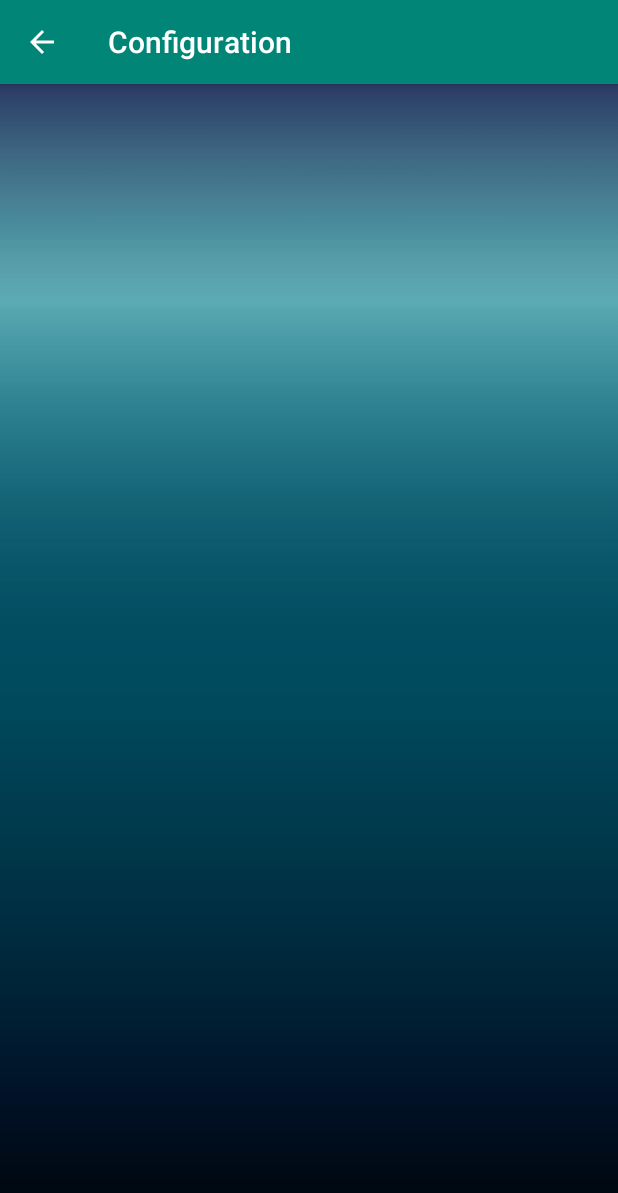
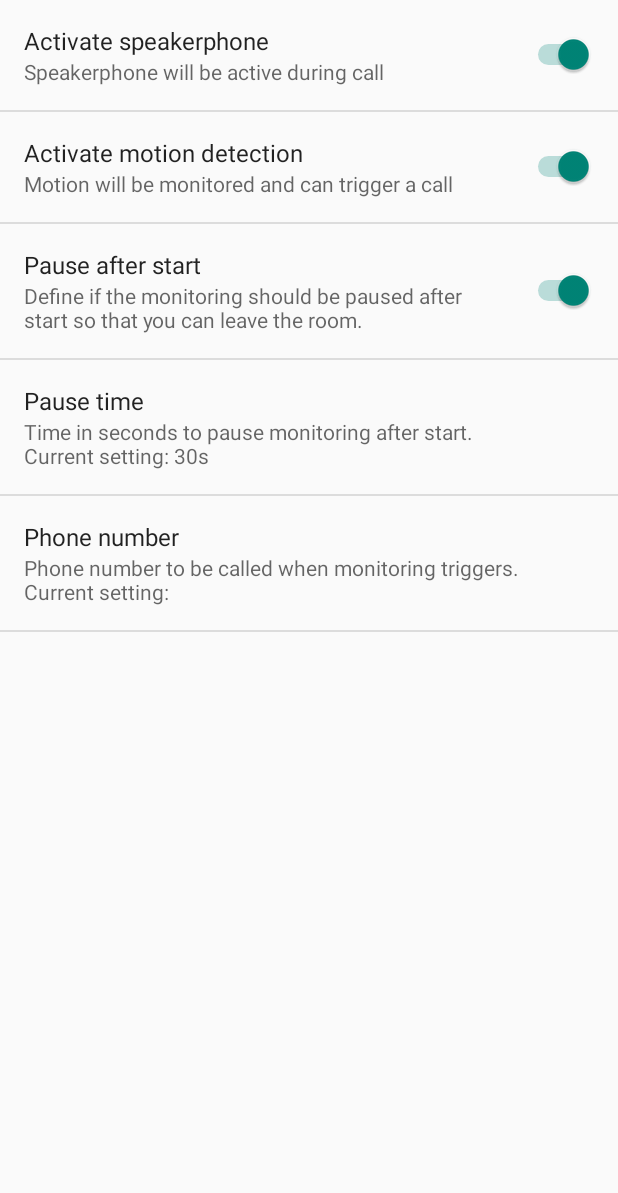
Before and after one commit to ChrisRich3105/BabyTalk, an Android app: the screen it shows after launch (Configuration before the commit, SettingsActivity after it), after a tap on an icon or button, on a phone screen of 412 x 824 dp. Shown: the top 1193 px of the screen. Run offline under Robolectric (Android 15) with nearby library versions, the phone set to English and light mode, and no system bars.

Commit message:
Implemented basic configuration page.

```diff
--- a/app/src/main/AndroidManifest.xml
+++ b/app/src/main/AndroidManifest.xml
@@ -5,6 +5,7 @@
     <uses-permission android:name="android.permission.RECORD_AUDIO" />
     <uses-permission android:name="android.permission.CALL_PHONE" />
     <uses-permission android:name="android.permission.READ_PHONE_STATE"/>
+    <uses-permission android:name="android.permission.FOREGROUND_SERVICE" />
 
     <application
         android:allowBackup="true"
@@ -18,16 +19,23 @@
             android:enabled="true"
             android:exported="true"></service>
 
-        <activity android:name=".Configuration"
-            android:parentActivityName=".MainActivity"
-            android:label="@string/configuration"></activity>
-        <activity android:name=".MainActivity">
+        <activity
+            android:name=".MainActivity">
             <intent-filter>
                 <action android:name="android.intent.action.MAIN" />
 
                 <category android:name="android.intent.category.LAUNCHER" />
             </intent-filter>
         </activity>
+        <activity
+            android:name=".SettingsActivity"
+            android:label="Settings"
+            android:parentActivityName=".MainActivity"
+            android:theme="@style/MyTheme">
+            <meta-data
+                android:name="android.support.PARENT_ACTIVITY"
+                android:value=".MainActivity" />
+        </activity>
     </application>
 
 </manifest>
--- a/app/src/main/java/com/example/babytalk/Configuration.java
+++ /dev/null
@@ -1,14 +0,0 @@
-package com.example.babytalk;
-
-import android.support.v7.app.AppCompatActivity;
-import android.os.Bundle;
-
-public class Configuration extends AppCompatActivity {
-
-    @Override
-    protected void onCreate(Bundle savedInstanceState) {
-        super.onCreate(savedInstanceState);
-        setContentView(R.layout.activity_configuration);
-        getSupportActionBar().setDisplayHomeAsUpEnabled(true);
-    }
-}
--- a/app/src/main/java/com/example/babytalk/MainActivity.java
+++ b/app/src/main/java/com/example/babytalk/MainActivity.java
@@ -49,10 +49,11 @@ public class MainActivity extends AppCompatActivity {
     }
 
     public void goToSettings(View view){
-        startActivity(new Intent(MainActivity.this, Configuration.class));
+        startActivity(new Intent(MainActivity.this, SettingsActivity.class));
     }
 
     public void startMonitoring(View view){
+        // Problem here: When app is closed, service is still running but isMonitoring will be reset.
         if(!isMonitoring) {
             startService(new Intent(this, MonitorService.class));
             isMonitoring=true;
--- a/app/src/main/java/com/example/babytalk/MonitorService.java
+++ b/app/src/main/java/com/example/babytalk/MonitorService.java
@@ -9,6 +9,7 @@ import android.app.Service;
 import android.app.TaskStackBuilder;
 import android.content.Context;
 import android.content.Intent;
+import android.content.SharedPreferences;
 import android.content.pm.PackageManager;
 import android.graphics.Color;
 import android.hardware.Sensor;
@@ -17,6 +18,7 @@ import android.hardware.SensorEventListener;
 import android.hardware.SensorManager;
 import android.net.Uri;
 import android.os.IBinder;
+import android.preference.PreferenceManager;
 import android.support.v4.app.ActivityCompat;
 import android.support.v4.app.NotificationCompat;
 import android.support.v4.content.ContextCompat;
@@ -147,11 +149,14 @@ public class MonitorService extends Service implements SensorEventListener {
             // Calculate vectorsum
             double accelerationSum = Math.sqrt(event.values[0]*event.values[0]+event.values[1]*event.values[1]+event.values[2]*event.values[2]);
             filteredAcceleration = 0.95 * filteredAcceleration + 0.05 * accelerationSum; // No idea about timeconstant yet
-            Log.i(LOG_TAG,"Acceleration: "+filteredAcceleration);
+            //Log.i(LOG_TAG,"Acceleration: "+filteredAcceleration);
         }
     }
     private void performPhoneCall(){
-        Intent phoneIntent = new Intent(Intent.ACTION_CALL,Uri.parse("tel:042747457"));
+        SharedPreferences prefs = PreferenceManager.getDefaultSharedPreferences(this);
+        String phoneNumber = prefs.getString(getString(R.string.preference_phonenumber_key), null);
+        Log.i(LOG_TAG,"Phone number: "+phoneNumber);
+        Intent phoneIntent = new Intent(Intent.ACTION_CALL,Uri.parse("tel:"+phoneNumber));
         // TODO readNumberfromConfig and activate LOUDSPEAKER?
         phoneIntent.addFlags(Intent.FLAG_ACTIVITY_NEW_TASK);
         phoneIntent.addFlags(Intent.FLAG_FROM_BACKGROUND);
--- /dev/null
+++ b/app/src/main/java/com/example/babytalk/SettingsActivity.java
@@ -0,0 +1,54 @@
+package com.example.babytalk;
+
+import android.app.ActionBar;
+import android.content.SharedPreferences;
+import android.os.Bundle;
+import android.preference.Preference;
+import android.preference.PreferenceActivity;
+import android.preference.PreferenceManager;
+import android.view.MenuItem;
+import android.widget.Toast;
+
+public class SettingsActivity extends PreferenceActivity
+        implements Preference.OnPreferenceChangeListener {
+
+    @Override
+    public void onCreate(Bundle savedInstanceState) {
+        super.onCreate(savedInstanceState);
+
+        //noinspection deprecation
+        addPreferencesFromResource(R.xml.preferences);
+
+        //noinspection deprecation
+        Preference phoneNumberPref = findPreference(getString(R.string.preference_phonenumber_key));
+        phoneNumberPref.setOnPreferenceChangeListener(this);
+        //noinspection deprecation
+        Preference pauseValuePref = findPreference(getString(R.string.preference_pause_value_key));
+        pauseValuePref.setOnPreferenceChangeListener(this);
+
+
+        SharedPreferences sharedPrefs = PreferenceManager.getDefaultSharedPreferences(this);
+        String savedPhoneNumber = sharedPrefs.getString(phoneNumberPref.getKey(), "");
+        onPreferenceChange(phoneNumberPref, savedPhoneNumber);
+        String savedPauseValue = sharedPrefs.getString(pauseValuePref.getKey(), "");
+        onPreferenceChange(pauseValuePref, savedPauseValue);
+
+    }
+
+    @Override
+    public boolean onPreferenceChange(Preference preference, Object value) {
+        if(preference.getKey()==getString(R.string.preference_phonenumber_key))
+            preference.setSummary("Phone number to be called when monitoring triggers.\nCurrent setting: "+value.toString());
+        else if(preference.getKey()==getString(R.string.preference_pause_value_key)) {
+            if (Integer.parseInt(value.toString()) >= 100) {
+                Toast.makeText(this, "Pause time must be below 100s", Toast.LENGTH_SHORT).show();
+                return false;
+            }
+            preference.setSummary("Time in seconds to pause monitoring after start.\nCurrent setting: " + value.toString() + "s");
+        }
+        else
+            preference.setSummary(value.toString());
+
+        return true;
+    }
+}
--- a/app/src/main/res/layout/activity_configuration.xml
+++ /dev/null
@@ -1,10 +0,0 @@
-<?xml version="1.0" encoding="utf-8"?>
-<android.support.constraint.ConstraintLayout xmlns:android="http://schemas.android.com/apk/res/android"
-    xmlns:app="http://schemas.android.com/apk/res-auto"
-    xmlns:tools="http://schemas.android.com/tools"
-    android:layout_width="match_parent"
-    android:layout_height="match_parent"
-    android:background="@drawable/background"
-    tools:context=".Configuration">
-
-</android.support.constraint.ConstraintLayout>
--- a/app/src/main/res/values/strings.xml
+++ b/app/src/main/res/values/strings.xml
@@ -4,4 +4,10 @@
     <string name="notification_title">BabyTalk</string>
     <string name="notification_message">Monitoring baby ...</string>
     <string name="ticker_text">Where is this going?</string>
+
+    <string name="preference_speakerphone_key">speakerPhoneSetting</string>
+    <string name="preference_motion_key">motionDetectionSetting</string>
+    <string name="preference_phonenumber_key">phoneNumberSetting</string>
+    <string name="preference_pause_key">pauseSetting</string>
+    <string name="preference_pause_value_key">pauseValueSetting</string>
 </resources>
--- a/app/src/main/res/values/styles.xml
+++ b/app/src/main/res/values/styles.xml
@@ -7,5 +7,12 @@
         <item name="colorPrimaryDark">@color/colorPrimaryDark</item>
         <item name="colorAccent">@color/colorAccent</item>
     </style>
+    <style name="MyTheme" parent="Theme.AppCompat.Light.DarkActionBar">
+        <item name="android:actionBarStyle">@style/MyActionBar</item>
+    </style>
+
+    <style name="MyActionBar" parent="@android:style/Widget.Holo.ActionBar">
+        <item name="android:displayOptions">showHome|homeAsUp|showTitle</item>
+    </style>
 
 </resources>
--- /dev/null
+++ b/app/src/main/res/xml/preferences.xml
@@ -0,0 +1,38 @@
+<?xml version="1.0" encoding="utf-8"?>
+<PreferenceScreen xmlns:android="http://schemas.android.com/apk/res/android">
+
+    <SwitchPreference
+        android:title="Activate speakerphone"
+        android:key="@string/preference_speakerphone_key"
+        android:defaultValue="true"
+        android:summary="Speakerphone will be active during call" />
+
+    <SwitchPreference
+        android:title="Activate motion detection"
+        android:key="@string/preference_motion_key"
+        android:defaultValue="true"
+        android:summary="Motion will be monitored and can trigger a call" />
+
+    <SwitchPreference
+        android:title="Pause after start"
+        android:key="@string/preference_pause_key"
+        android:defaultValue="true"
+        android:summary="Define if the monitoring should be paused after start so that you can leave the room." />
+
+    <EditTextPreference
+        android:defaultValue="30"
+        android:key="@string/preference_pause_value_key"
+        android:title="Pause time"
+        android:inputType="numberDecimal"
+        android:digits="0123456789" />
+
+    <EditTextPreference
+        android:defaultValue=""
+        android:key="@string/preference_phonenumber_key"
+        android:title="Phone number"
+        android:inputType="numberDecimal"
+        android:digits="0123456789" />
+
+
+
+</PreferenceScreen>
```
